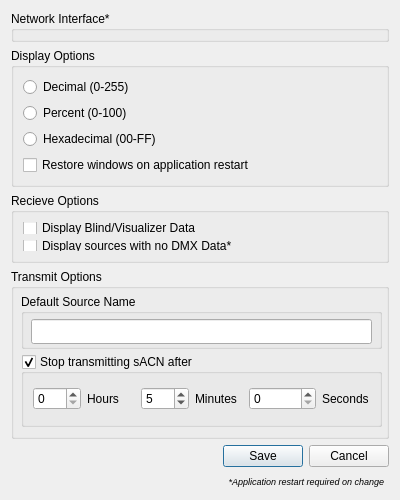
docsteer/sacnview, file ui/preferencesdialog.ui: the form before one commit.
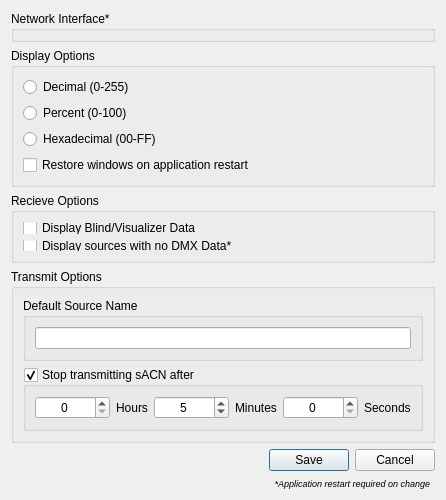
The form after the commit. Icons and pictures are not drawn.

Patch:
```diff
--- a/ui/preferencesdialog.ui
+++ b/ui/preferencesdialog.ui
@@ -174,15 +174,34 @@
      <property name="title">
       <string>Transmit Options</string>
      </property>
+     <layout class="QVBoxLayout" name="verticalLayout_6">
+      <item>
+       <widget class="QGroupBox" name="gbTransmitName">
+        <property name="sizePolicy">
+         <sizepolicy hsizetype="Preferred" vsizetype="Fixed">
+          <horstretch>0</horstretch>
+          <verstretch>0</verstretch>
+         </sizepolicy>
+        </property>
+        <property name="title">
+         <string>Default Source Name</string>
+        </property>
+        <layout class="QVBoxLayout" name="verticalLayout_5">
+         <item>
+          <widget class="QLineEdit" name="leDefaultSourceName">
+           <property name="maxLength">
+            <number>63</number>
+           </property>
+           <property name="alignment">
+            <set>Qt::AlignLeading|Qt::AlignLeft|Qt::AlignVCenter</set>
+           </property>
+          </widget>
+         </item>
+        </layout>
+       </widget>
+      </item>
+      <item>
      <widget class="QGroupBox" name="gbTransmitTimeout">
-      <property name="geometry">
-       <rect>
-        <x>10</x>
-        <y>85</y>
-        <width>361</width>
-        <height>73</height>
-       </rect>
-      </property>
       <property name="sizePolicy">
        <sizepolicy hsizetype="Preferred" vsizetype="Fixed">
         <horstretch>0</horstretch>
@@ -203,6 +222,15 @@
          </property>
          <item>
           <widget class="QSpinBox" name="NumOfHoursOfSacn">
+             <property name="minimumSize">
+              <size>
+               <width>75</width>
+               <height>0</height>
+              </size>
+             </property>
+             <property name="alignment">
+              <set>Qt::AlignCenter</set>
+             </property>
            <property name="maximum">
             <number>48</number>
            </property>
@@ -217,6 +245,15 @@
          </item>
          <item>
           <widget class="QSpinBox" name="NumOfMinOfSacn">
+             <property name="minimumSize">
+              <size>
+               <width>75</width>
+               <height>0</height>
+              </size>
+             </property>
+             <property name="alignment">
+              <set>Qt::AlignCenter</set>
+             </property>
            <property name="maximum">
             <number>500</number>
            </property>
@@ -234,6 +271,15 @@
          </item>
          <item>
           <widget class="QSpinBox" name="NumOfSecOfSacn">
+             <property name="minimumSize">
+              <size>
+               <width>75</width>
+               <height>0</height>
+              </size>
+             </property>
+             <property name="alignment">
+              <set>Qt::AlignCenter</set>
+             </property>
            <property name="maximum">
             <number>100000</number>
            </property>
@@ -253,41 +299,8 @@
        </item>
       </layout>
      </widget>
-     <widget class="QGroupBox" name="gbTransmitName">
-      <property name="geometry">
-       <rect>
-        <x>10</x>
-        <y>25</y>
-        <width>361</width>
-        <height>55</height>
-       </rect>
-      </property>
-      <property name="sizePolicy">
-       <sizepolicy hsizetype="Preferred" vsizetype="Fixed">
-        <horstretch>0</horstretch>
-        <verstretch>0</verstretch>
-       </sizepolicy>
-      </property>
-      <property name="title">
-       <string>Default Source Name</string>
-      </property>
-      <widget class="QLineEdit" name="leDefaultSourceName">
-       <property name="geometry">
-        <rect>
-         <x>10</x>
-         <y>25</y>
-         <width>341</width>
-         <height>25</height>
-        </rect>
-       </property>
-       <property name="maxLength">
-        <number>63</number>
-       </property>
-       <property name="alignment">
-        <set>Qt::AlignLeading|Qt::AlignLeft|Qt::AlignVCenter</set>
-       </property>
-      </widget>
-     </widget>
+      </item>
+     </layout>
     </widget>
    </item>
    <item alignment="Qt::AlignVCenter">
```
Lines whose indentation alone changed are shown as unchanged.
